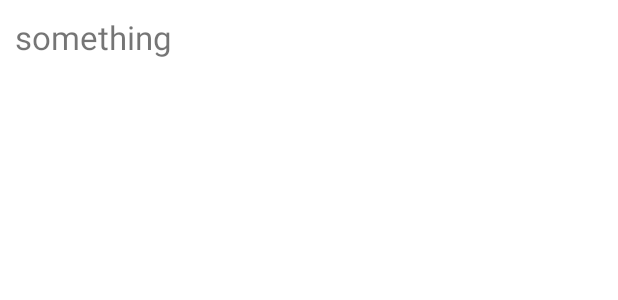
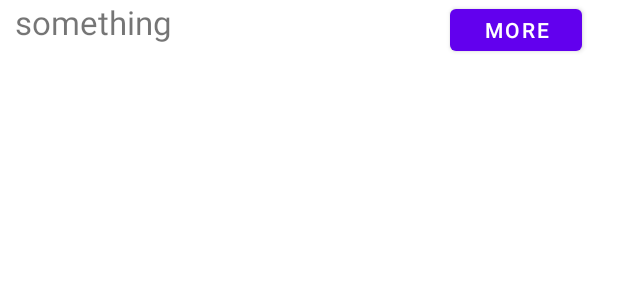
Before and after one commit to Coder-Matheo/shop-App-, an Android app: the layout main_recycler_item.xml on its own in the app's theme, with its tools: preview values and no code run, on a phone screen of 412 x 824 dp. Shown: the top 300 px of the screen. Run offline under Robolectric (Android 15) with nearby library versions, the light colour scheme and no system bars.

Commit message:
1.Init Advanced Clickable Adapter to Activity 2. Create Detail Show Item

```diff
--- a/app/src/main/java/com/shopapp/Display/model/ItemCategory.java
+++ b/app/src/main/java/com/shopapp/Display/model/ItemCategory.java
@@ -1,4 +1,8 @@
 package com.shopapp.Display.model;
+
+import android.os.Parcelable;
+
+import java.util.ArrayList;
 
 public class ItemCategory {
     private int image;
--- a/app/src/main/java/com/shopapp/RestElement/Rest_element.java
+++ b/app/src/main/java/com/shopapp/RestElement/Rest_element.java
@@ -17,7 +17,9 @@ public class Rest_element {
         this.context = context;
     }
 
-    public void toast_makeAlert( String titleTextOfToast,String textOfToast, int drawableIcon){
+
+
+    public void toast_makeAlert( String titleTextOfToast,String textOfToast){
         Toast toast = new Toast(context.getApplicationContext());
         View view = LayoutInflater.from(context).inflate(R.layout.custom_layout_toast, null);
         TextView titleTextViewOfToast = view.findViewById(R.id.titleTextOfToastId);
@@ -27,7 +29,7 @@ public class Rest_element {
         textViewOfToast.setText(textOfToast);
 
         ImageView iconOfToast = view.findViewById(R.id.imageOfToastCustomId);
-        iconOfToast.setImageResource(drawableIcon);
+        iconOfToast.setImageResource(R.drawable.ic_home);
 
         toast.setView(view);
         toast.setDuration(Toast.LENGTH_LONG);
--- a/app/src/main/res/layout/activity_display.xml
+++ b/app/src/main/res/layout/activity_display.xml
@@ -52,6 +52,7 @@
             android:layout_height="match_parent" />
 
 
+
     </LinearLayout>
 
 
@@ -75,4 +76,6 @@
     </LinearLayout>
 
 
+
+
 </LinearLayout>
--- a/app/src/main/res/layout/fragment_man_shop.xml
+++ b/app/src/main/res/layout/fragment_man_shop.xml
@@ -15,4 +15,6 @@
         app:layout_constraintStart_toStartOf="parent"
         app:layout_constraintTop_toTopOf="parent" />
 
+
+
 </androidx.constraintlayout.widget.ConstraintLayout>
--- a/app/src/main/res/layout/main_recycler_item.xml
+++ b/app/src/main/res/layout/main_recycler_item.xml
@@ -2,29 +2,44 @@
 <androidx.constraintlayout.widget.ConstraintLayout xmlns:android="http://schemas.android.com/apk/res/android"
     xmlns:app="http://schemas.android.com/apk/res-auto"
     xmlns:tools="http://schemas.android.com/tools"
-    android:orientation="vertical"
     android:layout_width="match_parent"
-    android:layout_height="wrap_content">
+    android:layout_height="wrap_content"
+    android:orientation="vertical">
 
     <LinearLayout
         android:layout_width="match_parent"
         android:layout_height="match_parent"
-
-        android:layout_marginTop="10dp"
         android:orientation="vertical"
         app:layout_constraintBottom_toBottomOf="parent"
         app:layout_constraintEnd_toEndOf="parent"
         app:layout_constraintStart_toStartOf="parent"
-
         app:layout_constraintTop_toTopOf="parent">
 
-        <TextView
-            android:id="@+id/titleTextView"
+        <LinearLayout
+
             android:layout_width="match_parent"
-            android:layout_height="match_parent"
-            android:layout_marginLeft="10dp"
-            android:text="@string/text_of_toast_custom_layout"
-            android:textSize="22sp" />
+            android:layout_height="40dp"
+            android:layout_weight="2"
+            android:orientation="horizontal">
+
+            <TextView
+                android:id="@+id/titleTextView"
+                android:layout_width="290dp"
+                android:layout_height="match_parent"
+                android:layout_marginLeft="10dp"
+                android:text="@string/text_of_toast_custom_layout"
+                android:textSize="22sp" />
+
+            <Button
+                android:id="@+id/more_main_recycler_button"
+                android:layout_width="wrap_content"
+                android:layout_height="40dp"
+                android:layout_gravity="right"
+                android:layout_marginRight="10dp"
+                android:text="More" />
+
+        </LinearLayout>
+
 
         <androidx.recyclerview.widget.RecyclerView
             android:id="@+id/recyclerview_item_id"
@@ -37,6 +52,4 @@
     </LinearLayout>
 
 
-
-
 </androidx.constraintlayout.widget.ConstraintLayout>
```
Also changed, not shown: app/src/main/AndroidManifest.xml (+6 -3 lines), app/src/main/java/com/shopapp/Display/DisplayActivity.java (+9 -11 lines), app/src/main/java/com/shopapp/Display/ManShopFragment.java (+56 -22 lines), app/src/main/java/com/shopapp/Display/adapter/CategoryItemRecyclerAdapter.java (+27 -3 lines), app/src/main/java/com/shopapp/Display/adapter/DetailRecyclerAdapter.java (added, +44 -0 lines), app/src/main/java/com/shopapp/Display/adapter/MainRecyclerViewAdapter.java (+31 -3 lines), app/src/main/res/layout/row_recycler_item.xml (+5 -4 lines).
